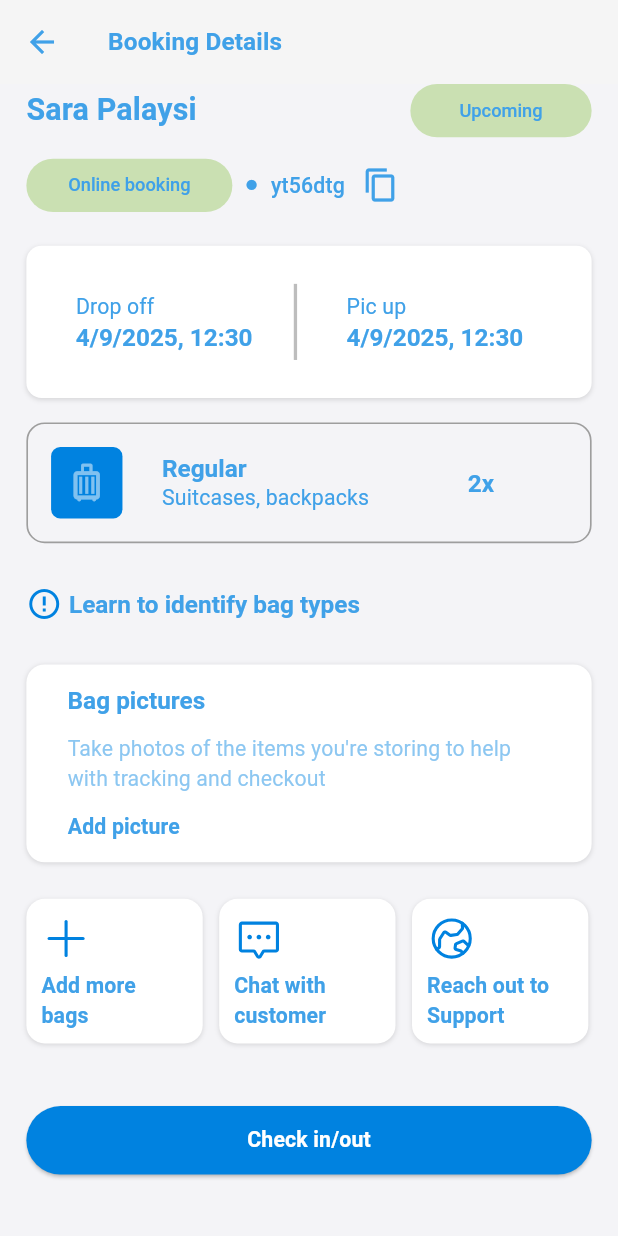
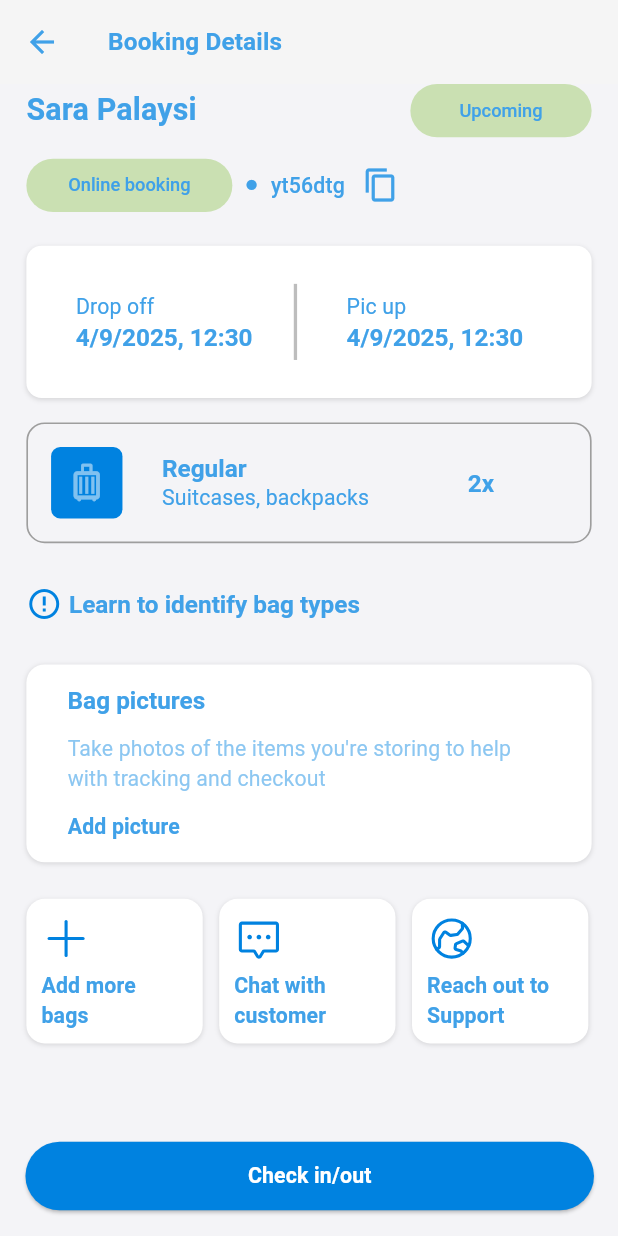
Before and after one commit to sohanthink/cenith-merchant, a Flutter app: the BookingDetailsView screen opened directly, on a phone screen of 412 x 824 dp. Run offline on Flutter 3.47's test engine with Material 3 defaults, Android fonts, the light colour scheme and no system bars; our stand-ins replace dotted_border, fl_chart, flutter_screenutil, flutter_svg, get, image_picker and 3 more; missing offline and left inert: mobile_scanner; project files that could hold a hidden picture were left out.

Commit message:
make check in check out button responsive with scrolling

```diff
--- a/lib/features/booking/view/all_bookings_view.dart
+++ b/lib/features/booking/view/all_bookings_view.dart
@@ -39,7 +39,7 @@ class _AllBookingsViewState extends State<AllBookingsView> {
           scrolledUnderElevation: 0,
         ),
         body: Padding(
-          padding: EdgeInsets.symmetric(horizontal: 16.0.w),
+          padding: EdgeInsets.symmetric(horizontal: 12.w),
           child: Column(
             children: [
               Row(
--- a/lib/features/booking/view/booking_details_view.dart
+++ b/lib/features/booking/view/booking_details_view.dart
@@ -1,5 +1,6 @@
 import 'package:cenith_marchent/core/constants/app_colors.dart';
 import 'package:cenith_marchent/core/constants/asstes_path/icons_path.dart';
+import 'package:cenith_marchent/features/common/widgets/custom_checkin_out_widget.dart';
 import 'package:flutter/material.dart';
 import 'package:flutter_screenutil/flutter_screenutil.dart';
 import 'package:flutter_svg/flutter_svg.dart';
@@ -14,75 +15,83 @@ class BookingDetailsView extends StatefulWidget {
 }
 
 class _BookingDetailsViewState extends State<BookingDetailsView> {
+
+  ScrollController controller = ScrollController();
+
   @override
   Widget build(BuildContext context) {
     final style = Theme.of(context).textTheme;
     return Scaffold(
       backgroundColor: AppColors.scaffoldColor,
-      appBar: AppBar(
-        title: Text(
-          'Booking Details',
-          style: TextStyle(
-            fontSize: 16.sp,
-            fontWeight: FontWeight.w600,
-            letterSpacing: 0.1.sp,
-            color: AppColors.midLightBlue,
-          ),
-        ),
-        leading: IconButton(
-          onPressed: () => Navigator.pop(context),
-          icon: Icon(Icons.arrow_back, color: AppColors.midLightBlue),
-        ),
-        backgroundColor: Colors.grey.shade100,
-      ),
+      appBar: buildAppBarSection(context),
       body: Padding(
         padding: EdgeInsets.symmetric(horizontal: 16.0.w),
         child: Column(
           children: [
-            Row(
-              mainAxisAlignment: MainAxisAlignment.spaceBetween,
-              children: [
-                Text(
-                  'Sara Palaysi',
-                  style: TextStyle(
-                    fontSize: 20.sp,
-                    fontWeight: FontWeight.w600,
-                    letterSpacing: 0.1.sp,
-                    color: AppColors.midLightBlue,
-                  ),
-                ),
-                buildStatus(style, 'Upcoming'),
-              ],
-            ),
+            buildNameAndWidget(style),
             SizedBox(height: 8.h),
+            buildBookingDetailsSection(style),
+            SizedBox(height: 16.h),
+            buildPickupDropOffSection(style),
+            SizedBox(height: 16.h),
+            buildBagDetailsSection(style),
+
+            SizedBox(height: 28.h),
             Row(
               children: [
-                buildStatus(style, 'Online booking', size: 125.w),
-                SizedBox(width: 8.w),
-                Icon(Icons.circle, size: 8.sp, color: AppColors.midLightBlue),
-                SizedBox(width: 8.w),
+                Icon(Icons.error_outline_outlined, color: AppColors.themColor),
+                SizedBox(width: 4.w),
                 Text(
-                  'yt56dtg',
-                  style: style.titleSmall?.copyWith(
-                    fontWeight: FontWeight.w500,
-                  ),
-                ),
-                IconButton(
-                  onPressed: () {},
-                  icon: Icon(
-                    Icons.copy_outlined,
-                    color: AppColors.midLightBlue,
+                  'Learn to identify bag types',
+                  style: style.headlineLarge?.copyWith(
+                    fontWeight: FontWeight.bold,
                   ),
                 ),
               ],
             ),
-            SizedBox(height: 16.h),
-            Container(
-              height: 100.h,
+            SizedBox(height: 28.h),
+            bagPictureSeciton(style),
+            SizedBox(height: 24.h),
+            buildCustomTagSection(style),
+            SizedBox(height: 40.h),
+          ],
+        ),
+      ),
+      floatingActionButton: CustomCheckInOutWidget(controller: controller, maxWidth: 0.92.sw,onTap: (){},),
+    );
+  }
+
+  Row buildCustomTagSection(TextTheme style) {
+    return Row(
+            children: [
+              buildCard(
+                style,
+                icon: IconsPath.addIconSvg,
+                moreInfoText: 'Add more\nbags',
+              ),
+              SizedBox(width: 10.w),
+              buildCard(
+                style,
+                icon: IconsPath.chatIconSvg,
+                moreInfoText: 'Chat with\ncustomer',
+              ),
+              SizedBox(width: 10.w),
+              buildCard(
+                style,
+                icon: IconsPath.worldIconSvg,
+                moreInfoText: 'Reach out to\nSupport',
+              ),
+            ],
+          );
+  }
+
+  Container bagPictureSeciton(TextTheme style) {
+    return Container(
+      height: 130.h,
       width: 350.w,
       decoration: BoxDecoration(
         color: Colors.white,
-                borderRadius: BorderRadius.circular(10.r),
+        borderRadius: BorderRadius.circular(12.r),
         boxShadow: [
           BoxShadow(
             color: Colors.black12,
@@ -91,30 +100,36 @@ class _BookingDetailsViewState extends State<BookingDetailsView> {
           ),
         ],
       ),
-              child: Row(
+      child: Padding(
+        padding: EdgeInsets.symmetric(horizontal: 25.0.w),
+        child: Column(
+          mainAxisAlignment: MainAxisAlignment.center,
+          crossAxisAlignment: CrossAxisAlignment.start,
           children: [
-                  buildDropAndPicText(
-                    style,
-                    typeName: 'Drop off',
-                    time: '4/9/2025, 12:30',
+            Text(
+              'Bag pictures',
+              style: style.headlineLarge?.copyWith(fontWeight: FontWeight.w600),
             ),
-                  SizedBox(width: 25.w),
-                  Container(
-                    height: 50.h,
-                    width: 2.w,
-                    color: Colors.grey.shade400,
+            SizedBox(height: 12.h),
+            Text(
+              'Take photos of the items you\'re storing to help with tracking and checkout',
+              style: style.titleSmall?.copyWith(
+                color: AppColors.midLightBlue.shade500,
               ),
-
-                  buildDropAndPicText(
-                    style,
-                    typeName: 'Pic up',
-                    time: '4/9/2025, 12:30',
+            ),
+            SizedBox(height: 12.h),
+            Text(
+              'Add picture',
+              style: style.titleSmall?.copyWith(fontWeight: FontWeight.w600),
             ),
           ],
         ),
       ),
-            SizedBox(height: 16.h),
-            Container(
+    );
+  }
+
+  Container buildBagDetailsSection(TextTheme style) {
+    return Container(
       decoration: BoxDecoration(
         border: Border.all(color: Colors.grey, width: 1.w),
         borderRadius: BorderRadius.circular(12.r),
@@ -155,34 +170,20 @@ class _BookingDetailsViewState extends State<BookingDetailsView> {
           SizedBox(width: 60.w),
           Text(
             '2x',
-                    style: style.headlineLarge?.copyWith(
-                      fontWeight: FontWeight.bold,
-                    ),
+            style: style.headlineLarge?.copyWith(fontWeight: FontWeight.bold),
           ),
         ],
       ),
-            ),
+    );
+  }
 
-            SizedBox(height: 28.h),
-            Row(
-              children: [
-                Icon(Icons.error_outline_outlined, color: AppColors.themColor),
-                SizedBox(width: 4.w),
-                Text(
-                  'Learn to identify bag types',
-                  style: style.headlineLarge?.copyWith(
-                    fontWeight: FontWeight.bold,
-                  ),
-                ),
-              ],
-            ),
-            SizedBox(height: 28.h),
-            Container(
-              height: 130.h,
+  Container buildPickupDropOffSection(TextTheme style) {
+    return Container(
+      height: 100.h,
       width: 350.w,
       decoration: BoxDecoration(
         color: Colors.white,
-                borderRadius: BorderRadius.circular(12.r),
+        borderRadius: BorderRadius.circular(10.r),
         boxShadow: [
           BoxShadow(
             color: Colors.black12,
@@ -191,63 +192,79 @@ class _BookingDetailsViewState extends State<BookingDetailsView> {
           ),
         ],
       ),
-              child: Padding(
-                padding: EdgeInsets.symmetric(horizontal: 25.0.w),
-                child: Column(
-                  mainAxisAlignment: MainAxisAlignment.center,
-                  crossAxisAlignment: CrossAxisAlignment.start,
+      child: Row(
         children: [
-                    Text(
-                      'Bag pictures',
-                      style: style.headlineLarge?.copyWith(
-                        fontWeight: FontWeight.w600,
+          buildDropAndPicText(
+            style,
+            typeName: 'Drop off',
+            time: '4/9/2025, 12:30',
           ),
-                    ),
-                    SizedBox(height: 12.h),
-                    Text(
-                      'Take photos of the items you\'re storing to help with tracking and checkout',
-                      style: style.titleSmall?.copyWith(
-                        color: AppColors.midLightBlue.shade500,
-                      ),
-                    ),
-                    SizedBox(height: 12.h),
-                    Text(
-                      'Add picture',
-                      style: style.titleSmall?.copyWith(
-                        fontWeight: FontWeight.w600,
-                      ),
+          SizedBox(width: 25.w),
+          Container(height: 50.h, width: 2.w, color: Colors.grey.shade400),
+
+          buildDropAndPicText(
+            style,
+            typeName: 'Pic up',
+            time: '4/9/2025, 12:30',
           ),
         ],
       ),
+    );
+  }
+
+  Row buildBookingDetailsSection(TextTheme style) {
+    return Row(
+      children: [
+        buildStatus(style, 'Online booking', size: 125.w),
+        SizedBox(width: 8.w),
+        Icon(Icons.circle, size: 8.sp, color: AppColors.midLightBlue),
+        SizedBox(width: 8.w),
+        Text(
+          'yt56dtg',
+          style: style.titleSmall?.copyWith(fontWeight: FontWeight.w500),
+        ),
+        IconButton(
+          onPressed: () {},
+          icon: Icon(Icons.copy_outlined, color: AppColors.midLightBlue),
+        ),
+      ],
+    );
+  }
+
+  Row buildNameAndWidget(TextTheme style) {
+    return Row(
+      mainAxisAlignment: MainAxisAlignment.spaceBetween,
+      children: [
+        Text(
+          'Sara Palaysi',
+          style: TextStyle(
+            fontSize: 20.sp,
+            fontWeight: FontWeight.w600,
+            letterSpacing: 0.1.sp,
+            color: AppColors.midLightBlue,
           ),
         ),
-            SizedBox(height: 24.h),
-            Row(
-              children: [
-                buildCard(
-                  style,
-                  icon: IconsPath.addIconSvg,
-                  moreInfoText: 'Add more\nbags',
-                ),
-                SizedBox(width: 10.w),
-                buildCard(
-                  style,
-                  icon: IconsPath.chatIconSvg,
-                  moreInfoText: 'Chat with\ncustomer',
-                ),
-                SizedBox(width: 10.w),
-                buildCard(
-                  style,
-                  icon: IconsPath.worldIconSvg,
-                  moreInfoText: 'Reach out to\nSupport',
-                ),
+        buildStatus(style, 'Upcoming'),
       ],
-            ),
-            SizedBox(height: 40.h),
-            ElevatedButton(onPressed: () {}, child: Text('Check in/out')),
-          ],
+    );
+  }
+
+  AppBar buildAppBarSection(BuildContext context) {
+    return AppBar(
+      title: Text(
+        'Booking Details',
+        style: TextStyle(
+          fontSize: 16.sp,
+          fontWeight: FontWeight.w600,
+          letterSpacing: 0.1.sp,
+          color: AppColors.midLightBlue,
         ),
       ),
+      leading: IconButton(
+        onPressed: () => Navigator.pop(context),
+        icon: Icon(Icons.arrow_back, color: AppColors.midLightBlue),
+      ),
+      backgroundColor: Colors.grey.shade100,
     );
   }
 
@@ -334,4 +351,10 @@ class _BookingDetailsViewState extends State<BookingDetailsView> {
       ),
     );
   }
+
+  @override
+  void dispose() {
+    controller.dispose();
+    super.dispose();
   }
+}
--- a/lib/features/booking/widgets/no_bookings_yet_design.dart
+++ b/lib/features/booking/widgets/no_bookings_yet_design.dart
@@ -1,4 +1,4 @@
-import 'package:cenith_marchent/features/common/contact_support_text.dart';
+import 'package:cenith_marchent/features/common/widgets/contact_support_text.dart';
 import 'package:flutter/material.dart';
 import 'package:flutter_screenutil/flutter_screenutil.dart';
 
@@ -62,7 +62,6 @@ class NoBookingsYetDesign extends StatelessWidget {
         SizedBox(height: 40.h,),
         ContactSupportText.supportText(context, (){}),
         SizedBox(height: 80.h,),
-        ElevatedButton(onPressed: (){}, child: Text('Check in/out'))
       ],
     );
   }
--- /dev/null
+++ b/lib/features/common/widgets/custom_checkin_out_widget.dart
@@ -0,0 +1,74 @@
+import 'package:cenith_marchent/core/constants/app_colors.dart';
+import 'package:cenith_marchent/features/home/view/qr_code_scanning_view.dart';
+import 'package:flutter/material.dart';
+import 'package:flutter/rendering.dart';
+import 'package:flutter_screenutil/flutter_screenutil.dart';
+import 'package:get/get.dart';
+
+class CustomCheckInOutWidget extends StatefulWidget {
+  const CustomCheckInOutWidget({
+    super.key,
+    required this.controller,
+    required this.maxWidth,
+    this.onTap,
+  });
+
+  final ScrollController controller;
+  final double maxWidth;
+  final VoidCallback? onTap;
+
+  @override
+  State<CustomCheckInOutWidget> createState() => _CustomCheckInOutWidgetState();
+}
+
+class _CustomCheckInOutWidgetState extends State<CustomCheckInOutWidget> {
+  RxBool isExpanded = true.obs;
+
+  @override
+  void initState() {
+    super.initState();
+    widget.controller.addListener(() {
+      if (widget.controller.position.userScrollDirection ==
+          ScrollDirection.reverse) {
+        isExpanded.value = false;
+      } else if (widget.controller.position.userScrollDirection ==
+          ScrollDirection.forward) {
+        isExpanded.value = true;
+      }
+    });
+  }
+
+  @override
+  Widget build(BuildContext context) {
+    return Obx(() {
+      return AnimatedContainer(
+        duration: Duration(milliseconds: 200),
+        curve: Curves.easeOut,
+        width: isExpanded.value == false ? 60.w : widget.maxWidth,
+        child: isExpanded.value == true
+            ? ElevatedButton(
+                onPressed: () =>
+                    widget.onTap ??
+                    Navigator.pushNamed(context, QrCodeScanningView.name),
+                child: Text('Check in/out'),
+              )
+            : FloatingActionButton(
+                onPressed: () =>
+                    widget.onTap ??
+                    Navigator.pushNamed(context, QrCodeScanningView.name),
+                child: Icon(Icons.qr_code, size: 20.sp),
+              ),
+      );
+    });
+  }
+}
+
+/*
+* DOCS:
+*
+* 1. create a Scroll Controller on parent widget.
+* 2. sign the widget on floating action button in Scaffold.
+* 3. pass the scroll controller as controller parameter.
+*
+*
+* */
--- a/lib/features/common/topic_header.dart
+++ b/lib/features/common/widgets/topic_header.dart
@@ -2,7 +2,7 @@ import 'package:flutter/cupertino.dart';
 import 'package:flutter/material.dart';
 import 'package:flutter_screenutil/flutter_screenutil.dart';
 
-import '../../core/constants/app_colors.dart';
+import '../../../core/constants/app_colors.dart';
 
 Widget topicHeader({
   required String title,
--- a/lib/features/store/view/edit_opening_hours_view.dart
+++ b/lib/features/store/view/edit_opening_hours_view.dart
@@ -23,7 +23,7 @@ class _EditOpeningHoursViewState extends State<EditOpeningHoursView> {
     final item = Get.find<EditHourViewModel>().dayList;
     return Scaffold(
       body: Padding(
-        padding: const EdgeInsets.symmetric(horizontal: 10),
+        padding:  EdgeInsets.symmetric(horizontal: 10.w),
         child: Column(
           children: [
             SizedBox(height: 30.h),
@@ -46,7 +46,7 @@ class _EditOpeningHoursViewState extends State<EditOpeningHoursView> {
                             is24hrs: itemIndex['isOpen24Hrs'],
                             index:  index,
                           ),
-                          SizedBox(height: 20,)
+                          SizedBox(height: 20.h,)
                         ],
                       );
                     }
--- a/lib/features/store/view/hours_view.dart
+++ b/lib/features/store/view/hours_view.dart
@@ -1,6 +1,6 @@
 import 'package:cenith_marchent/core/constants/asstes_path/image_paths.dart';
 import 'package:cenith_marchent/core/theme/text_theme.dart';
-import 'package:cenith_marchent/features/common/contact_support_text.dart';
+import 'package:cenith_marchent/features/common/widgets/contact_support_text.dart';
 import 'package:cenith_marchent/features/store/view/add_exception_view.dart';
 import 'package:cenith_marchent/features/store/view/edit_opening_hours_view.dart';
 import 'package:flutter/material.dart';
--- a/lib/features/store/view/overview.dart
+++ b/lib/features/store/view/overview.dart
@@ -1,6 +1,7 @@
 import 'package:cenith_marchent/core/constants/asstes_path/icons_path.dart';
 import 'package:cenith_marchent/core/constants/asstes_path/image_paths.dart';
-import 'package:cenith_marchent/features/common/contact_support_text.dart';
+import 'package:cenith_marchent/features/common/widgets/contact_support_text.dart';
+import 'package:cenith_marchent/features/store/view/order_tag_and_signage_view.dart';
 import 'package:flutter/material.dart';
 import 'package:flutter_screenutil/flutter_screenutil.dart';
 import 'package:flutter_svg/flutter_svg.dart';
@@ -469,7 +470,7 @@ class _OverviewState extends State<Overview> {
           style: fontSize20(context)!.copyWith(fontWeight: FontWeight.bold),
         ),
         OutlinedButton(
-          onPressed: () {},
+          onPressed: ()=>Navigator.pushNamed(context, OrderTagAndSignageView.name),
           style: OutlinedButton.styleFrom(
             foregroundColor: AppColors.themColor,
             disabledForegroundColor: AppColors.themColor.shade50,
```
Also changed, not shown: lib/core/routes/app_routes.dart (+12 -3 lines), lib/features/booking/view/booking_view.dart (+36 -18 lines), lib/features/booking/view/past_view.dart (+19 -2 lines), lib/features/booking/view/today_view.dart (+15 -1 lines), lib/features/booking/view/upcoming_view.dart (+22 -8 lines), lib/features/common/view_model/checkin_out_view_model.dart (added, +15 -0 lines), lib/features/home/view/home_view.dart (+9 -18 lines), lib/features/home/view/qr_code_scanning_view.dart (renamed from lib/features/home/view/qr_code_scanning_screen.dart, +4 -4 lines), lib/features/home/widgets/dashboard_card_widget.dart (+7 -2 lines), lib/features/store/widgets/edit_time_tile.dart (+20 -11 lines), lib/features/common/widgets/contact_support_text.dart (renamed from lib/features/common/contact_support_text.dart), lib/features/common/widgets/loading_annimation.dart (renamed from lib/features/common/loading_annimation.dart). Lines whose indentation alone changed are shown as unchanged.
